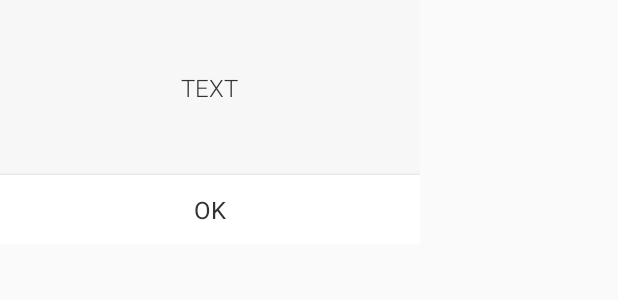
After one commit to medeshare/MeDe_Share_Vietnam, an Android app: the layout custom_dialog.xml on its own in the app's theme, with its tools: preview values and no code run, on a phone screen of 412 x 824 dp. The commit adds this screen. Shown: the top 300 px of the screen. Run offline under Robolectric (Android 15) with nearby library versions, the phone set to English and light mode, and no system bars.

Commit message:
customized alert 작업(#13-1)

```diff
--- a/app/src/main/res/layout/bottom_matching_time.xml
+++ b/app/src/main/res/layout/bottom_matching_time.xml
@@ -28,6 +28,7 @@
             android:background="#c4c4c4"
             android:text="Next"
             android:textColor="#ffffff"
-            android:textSize="18sp"/>
+            android:textSize="18sp"
+            android:onClick="onSelectingTime"/>
     </RelativeLayout>
 </layout>
--- /dev/null
+++ b/app/src/main/res/layout/custom_dialog.xml
@@ -0,0 +1,47 @@
+<?xml version="1.0" encoding="utf-8"?>
+<android.support.constraint.ConstraintLayout xmlns:android="http://schemas.android.com/apk/res/android"
+    xmlns:tools="http://schemas.android.com/tools"
+    android:layout_width="match_parent"
+    android:layout_height="match_parent"
+    tools:showIn="@layout/custom_dialog">
+
+    <RelativeLayout
+        android:orientation="vertical"
+        android:layout_width="280dp"
+        android:layout_height="wrap_content"
+        android:elevation="0dp"
+        android:background="#f7f7f7">
+
+        <TextView
+            android:layout_width="wrap_content"
+            android:layout_height="wrap_content"
+            android:text="TEXT"
+            android:id="@+id/text_dialog"
+            android:layout_marginTop="47dp"
+            android:layout_marginLeft="30dp"
+            android:layout_marginRight="30dp"
+            android:layout_marginBottom="47dp"
+            android:textSize="16sp"
+            android:fontFamily="sans-serif-light"
+            android:textStyle="normal"
+            android:textColor="#333333"
+            android:layout_centerHorizontal="true"
+            android:gravity="center_horizontal" />
+
+        <Button
+            android:layout_width="match_parent"
+            android:layout_height="46dp"
+            android:id="@+id/btnOkay"
+            android:layout_below="@+id/text_dialog"
+            android:gravity="center"
+            android:fontFamily="sans-serif"
+            android:textStyle="normal"
+            android:textColor="#333333"
+            android:textSize="16sp"
+            android:text="OK"
+            android:onClick="onOkay"
+            android:background="#ffffff" />
+
+    </RelativeLayout>
+
+</android.support.constraint.ConstraintLayout>
```
Also changed, not shown: app/src/main/java/mede/com/medesharevietnam/MatchingActivity.kt (+21 -12 lines), app/src/main/java/mede/com/medesharevietnam/custom/ViewDialogAdapter.kt (added, +31 -0 lines).
